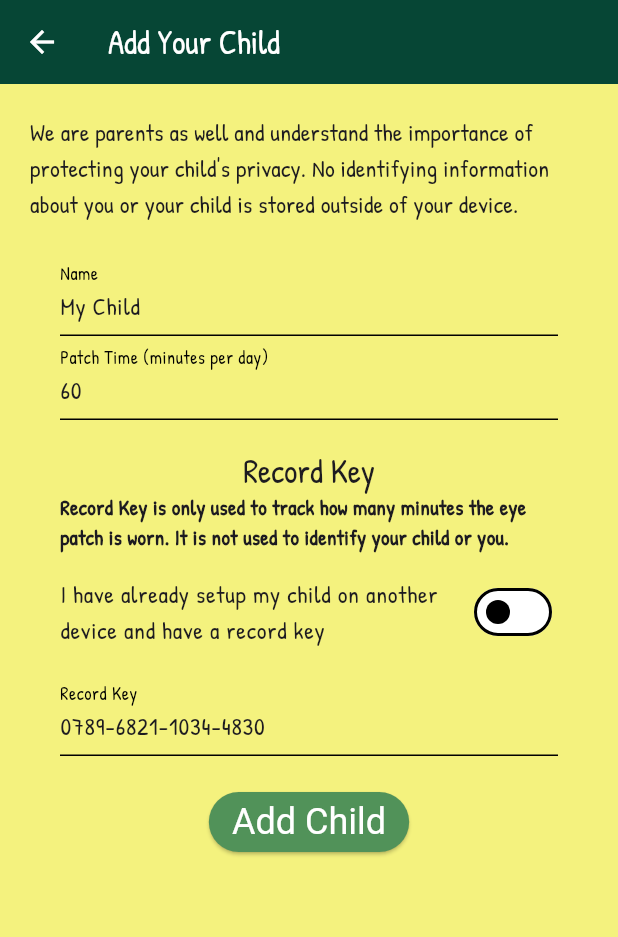
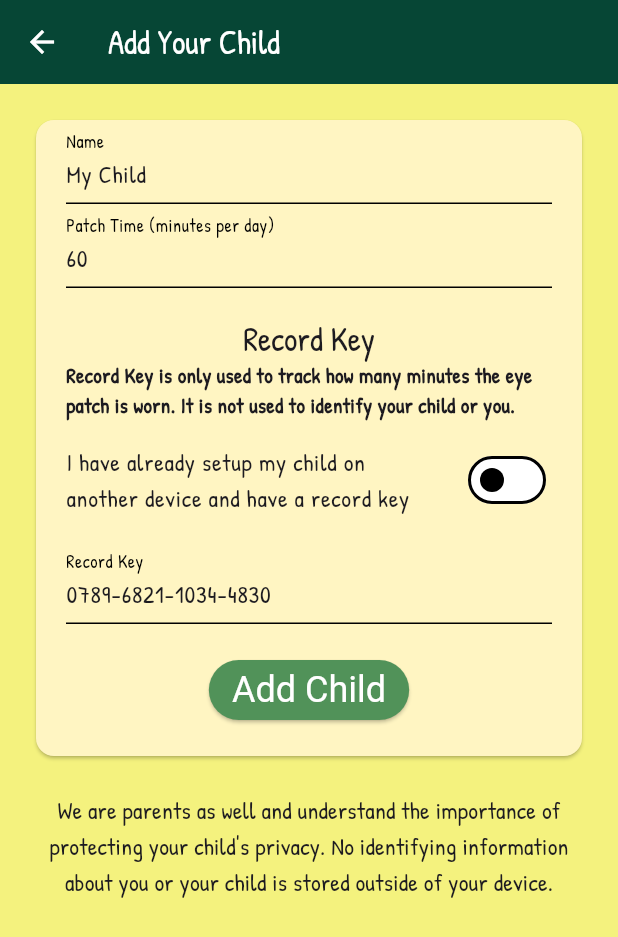
Before and after one commit to shah-gaurav/patch-me, a Flutter app: the screen it shows after launch, after a tap on "Add Your Child", on a phone screen of 412 x 824 dp. Shown: the top 937 px of the screen. Run offline on Flutter 3.47's test engine with Material 3 defaults, Android fonts, the phone set to English and light mode, and no system bars; drawn by our look-alikes of flutter_form_builder; our stand-ins replace form_builder_validators, go_router, google_fonts, random_string, shared_preferences; missing offline and left inert: appinio_video_player.

Commit message:
Added card around add child form

```diff
--- a/mobile_app/lib/main.dart
+++ b/mobile_app/lib/main.dart
@@ -21,12 +21,11 @@ Future<void> main() async {
 
   var children = await ChildService.retrieveChildren();
 
-  await GoogleFonts.pendingFonts(
-    [
-      GoogleFonts.patrickHand(),
-      GoogleFonts.patrickHandSc(),
-      GoogleFonts.pacifico(),
-    ]);
+  await GoogleFonts.pendingFonts([
+    GoogleFonts.patrickHand(),
+    GoogleFonts.patrickHandSc(),
+    GoogleFonts.pacifico(),
+  ]);
 
   runApp(MyApp(
     children: children,
@@ -97,6 +96,9 @@ class MyApp extends StatelessWidget {
         backgroundColor: const Color(0xFF064635),
         foregroundColor: colorScheme.onPrimary,
       ),
+      cardTheme: CardTheme(
+        color: colorScheme.secondary,
+      ),
       scaffoldBackgroundColor: const Color(0xFFF4F27E),
       textTheme: googleFontsTheme,
       elevatedButtonTheme: ElevatedButtonThemeData(
--- a/mobile_app/lib/pages/add_child.dart
+++ b/mobile_app/lib/pages/add_child.dart
@@ -39,13 +39,6 @@ class _AddChildState extends State<AddChild> {
         child: SingleChildScrollView(
           child: Column(
             children: [
-              Text(
-                'We are parents as well and understand the importance of protecting your child\'s privacy. No identifying information about you or your child is stored outside of your device.',
-                style: Theme.of(context).textTheme.titleMedium,
-              ),
-              const SizedBox(
-                height: 20,
-              ),
               FormBuilder(
                 key: _formKey,
                 autovalidateMode: AutovalidateMode.always,
@@ -54,8 +47,10 @@ class _AddChildState extends State<AddChild> {
                   'patchTime': '60',
                   'recordKey': _generateRandomKey(),
                 },
+                child: Card(
                   child: Padding(
-                  padding: const EdgeInsets.symmetric(horizontal: 20.0),
+                    padding: const EdgeInsets.only(
+                        left: 20.0, right: 20.0, bottom: 20.0),
                     child: Column(
                       children: [
                         FormBuilderTextField(
@@ -73,6 +68,10 @@ class _AddChildState extends State<AddChild> {
                             FormBuilderValidators.min(0),
                             FormBuilderValidators.max(1440),
                           ]),
+                          keyboardType: const TextInputType.numberWithOptions(
+                            decimal: false,
+                            signed: false,
+                          ),
                         ),
                         const SizedBox(
                           height: 20,
@@ -115,7 +114,7 @@ class _AddChildState extends State<AddChild> {
                               FormBuilderValidators.match(
                                   '\\d{4}-\\d{4}-\\d{4}-\\d{4}')
                             ]),
-                      ),
+                            keyboardType: TextInputType.phone),
                         const SizedBox(
                           height: 20,
                         ),
@@ -140,6 +139,15 @@ class _AddChildState extends State<AddChild> {
                     ),
                   ),
                 ),
+              ),
+              const SizedBox(
+                height: 20,
+              ),
+              Text(
+                'We are parents as well and understand the importance of protecting your child\'s privacy. No identifying information about you or your child is stored outside of your device.',
+                style: Theme.of(context).textTheme.titleMedium,
+                textAlign: TextAlign.center,
+              ),
             ],
           ),
         ),
--- a/mobile_app/lib/pages/homepage.dart
+++ b/mobile_app/lib/pages/homepage.dart
@@ -37,7 +37,34 @@ class HomePage extends StatelessWidget {
                 height: 20,
               ),
               if (appState.children.isEmpty)
-                Flexible(
+                const OurStory()
+              else
+                Children(appState: appState),
+              const SizedBox(
+                height: 20,
+              ),
+              ElevatedButton(
+                onPressed: () {
+                  context.push('/add-child');
+                },
+                child: const Text('Add Your Child'),
+              ),
+            ],
+          ),
+        ),
+      ),
+    );
+  }
+}
+
+class OurStory extends StatelessWidget {
+  const OurStory({
+    super.key,
+  });
+
+  @override
+  Widget build(BuildContext context) {
+    return Flexible(
       child: SingleChildScrollView(
         child: Column(
           children: [
@@ -46,8 +73,7 @@ class HomePage extends StatelessWidget {
               style: Theme.of(context).textTheme.headlineLarge,
             ),
             const Padding(
-                          padding: EdgeInsets.symmetric(
-                              horizontal: 40.0, vertical: 15.0),
+              padding: EdgeInsets.symmetric(horizontal: 40.0, vertical: 15.0),
               child: PatchMeVideo(),
             ),
             Text(
@@ -58,9 +84,21 @@ class HomePage extends StatelessWidget {
           ],
         ),
       ),
-                )
-              else
-                Expanded(
+    );
+  }
+}
+
+class Children extends StatelessWidget {
+  const Children({
+    super.key,
+    required this.appState,
+  });
+
+  final AppState appState;
+
+  @override
+  Widget build(BuildContext context) {
+    return Expanded(
       child: Padding(
         padding: const EdgeInsets.symmetric(horizontal: 20.0),
         child: ListView.builder(
@@ -81,20 +119,6 @@ class HomePage extends StatelessWidget {
           },
         ),
       ),
-                ),
-              const SizedBox(
-                height: 20,
-              ),
-              ElevatedButton(
-                onPressed: () {
-                  context.push('/add-child');
-                },
-                child: const Text('Add Your Child'),
-              ),
-            ],
-          ),
-        ),
-      ),
     );
   }
 }
```
Lines whose indentation alone changed are shown as unchanged.
